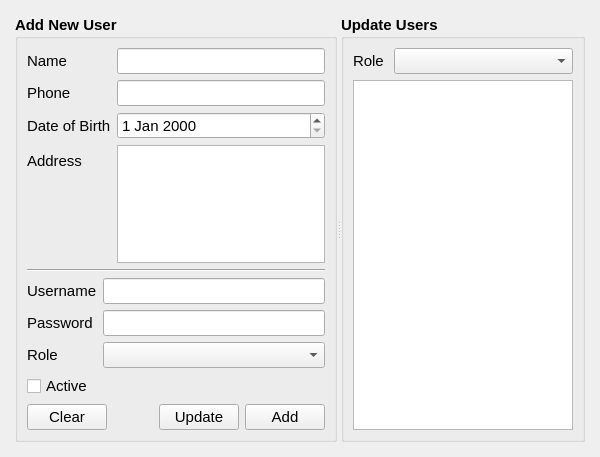
First picture: the form in estorecpp/manageusers.ui, repository Watti/estorecpp, before the edit.
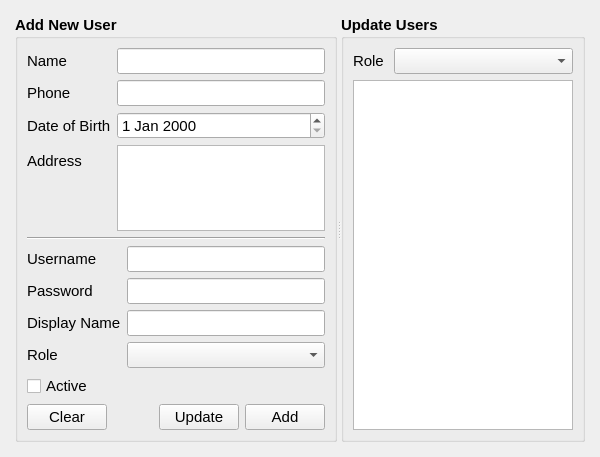
Second picture: the form after the edit.

Patch:
```diff
--- a/estorecpp/manageusers.ui
+++ b/estorecpp/manageusers.ui
@@ -204,7 +204,7 @@
            </property>
           </widget>
          </item>
-         <item row="2" column="0">
+         <item row="3" column="0">
           <widget class="QLabel" name="label_4">
            <property name="font">
             <font>
@@ -217,7 +217,7 @@
            </property>
           </widget>
          </item>
-         <item row="2" column="1">
+         <item row="3" column="1">
           <widget class="QComboBox" name="roleCombo">
            <property name="font">
             <font>
@@ -227,6 +227,29 @@
            </property>
           </widget>
          </item>
+         <item row="2" column="0">
+          <widget class="QLabel" name="label_9">
+           <property name="font">
+            <font>
+             <weight>50</weight>
+             <bold>false</bold>
+            </font>
+           </property>
+           <property name="text">
+            <string>Display Name</string>
+           </property>
+          </widget>
+         </item>
+         <item row="2" column="1">
+          <widget class="QLineEdit" name="displayNameText">
+           <property name="font">
+            <font>
+             <weight>50</weight>
+             <bold>false</bold>
+            </font>
+           </property>
+          </widget>
+         </item>
         </layout>
        </item>
        <item>
```
Left out of the diff: 16 changed lines with no effect on the pictures.
